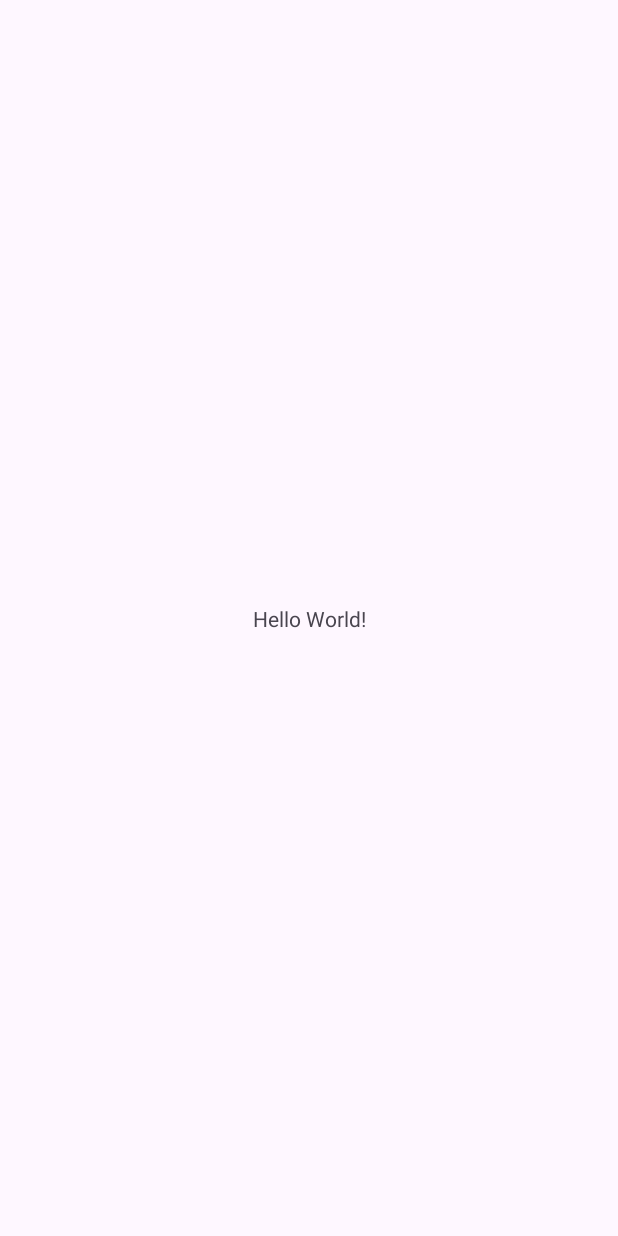
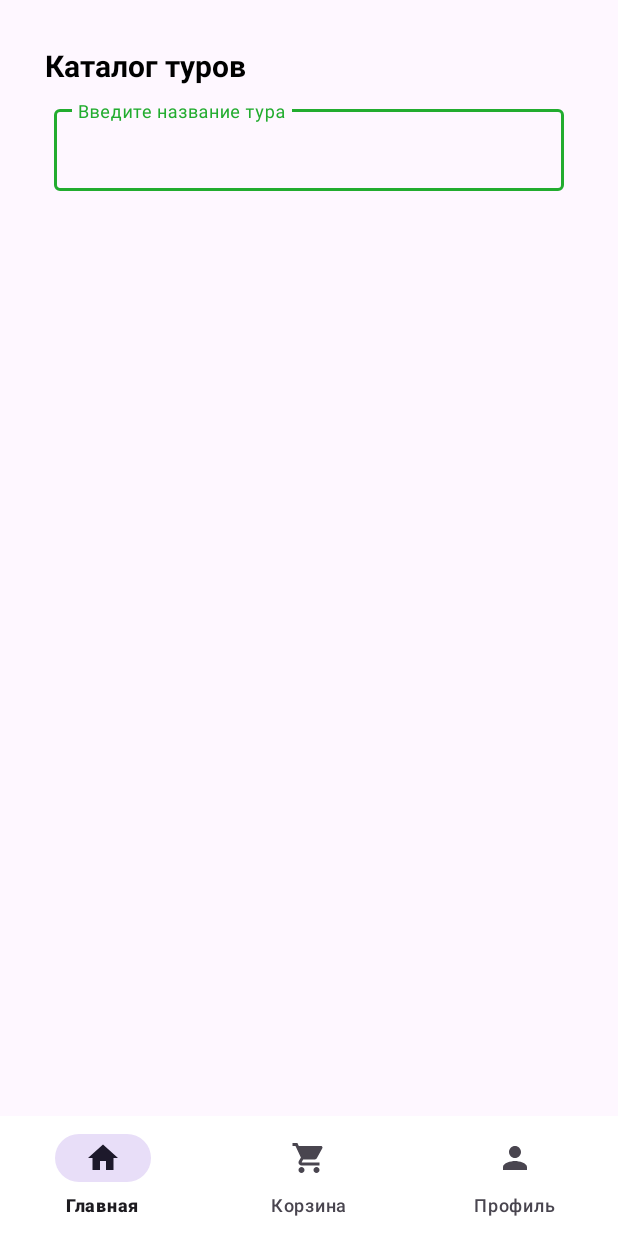
Before and after one commit to AnyaGimpel/Travel-Agency, an Android app: the MainActivity screen opened directly, with no data from a screen before it, on a phone screen of 412 x 824 dp. Before the commit the screen is almost empty. Run offline under Robolectric (Android 15) with nearby library versions, the phone set to English and light mode, and no system bars.

Commit message:
Commit fragments and navBar

```diff
--- /dev/null
+++ b/app/src/main/java/com/example/travelagency/HomeFragment.kt
@@ -0,0 +1,45 @@
+package com.example.travelagency
+
+import android.os.Bundle
+import androidx.fragment.app.Fragment
+import android.view.LayoutInflater
+import android.view.View
+import android.view.ViewGroup
+
+
+private const val ARG_PARAM1 = "param1"
+private const val ARG_PARAM2 = "param2"
+
+
+class HomeFragment : Fragment() {
+
+    private var param1: String? = null
+    private var param2: String? = null
+
+    override fun onCreate(savedInstanceState: Bundle?) {
+        super.onCreate(savedInstanceState)
+        arguments?.let {
+            param1 = it.getString(ARG_PARAM1)
+            param2 = it.getString(ARG_PARAM2)
+        }
+    }
+
+    override fun onCreateView(
+        inflater: LayoutInflater, container: ViewGroup?,
+        savedInstanceState: Bundle?
+    ): View? {
+        // Inflate the layout for this fragment
+        return inflater.inflate(R.layout.fragment_home, container, false)
+    }
+
+    companion object {
+        @JvmStatic
+        fun newInstance(param1: String, param2: String) =
+            HomeFragment().apply {
+                arguments = Bundle().apply {
+                    putString(ARG_PARAM1, param1)
+                    putString(ARG_PARAM2, param2)
+                }
+            }
+    }
+}
--- a/app/src/main/java/com/example/travelagency/MainActivity.kt
+++ b/app/src/main/java/com/example/travelagency/MainActivity.kt
@@ -2,10 +2,46 @@ package com.example.travelagency
 
 import androidx.appcompat.app.AppCompatActivity
 import android.os.Bundle
+import androidx.fragment.app.Fragment
+import com.example.travelagency.databinding.ActivityMainBinding
 
 class MainActivity : AppCompatActivity() {
+    private lateinit var binding: ActivityMainBinding
     override fun onCreate(savedInstanceState: Bundle?) {
         super.onCreate(savedInstanceState)
-        setContentView(R.layout.activity_main)
+        binding = ActivityMainBinding.inflate(layoutInflater)
+        setContentView(binding.root)
+        replaceFragment(HomeFragment())
+
+        val fragmentToOpen = intent.getStringExtra("fragmentToOpen")
+        if (fragmentToOpen != null) {
+            replaceFragment(ProfileFragment())
+            binding.bottomNavigationView.selectedItemId = R.id.profile
+        }
+
+        binding.bottomNavigationView.setOnItemSelectedListener{
+
+            when(it.itemId){
+
+                R.id.home -> replaceFragment(HomeFragment())
+                R.id.cart -> replaceFragment(CartFragment())
+                R.id.profile -> replaceFragment(ProfileFragment())
+
+                else ->{
+
+                }
+
+            }
+            true
+        }
+
+    }
+
+    private fun replaceFragment(fragment : Fragment){
+
+        val fragmentManager = supportFragmentManager
+        val fragmentTransaction  = fragmentManager.beginTransaction()
+        fragmentTransaction.replace(R.id.frame_layout,fragment)
+        fragmentTransaction.commit()
     }
 }
--- /dev/null
+++ b/app/src/main/res/drawable/baseline_home_24.xml
@@ -0,0 +1,5 @@
+<vector android:height="24dp" android:tint="#000000"
+    android:viewportHeight="24" android:viewportWidth="24"
+    android:width="24dp" xmlns:android="http://schemas.android.com/apk/res/android">
+    <path android:fillColor="@android:color/white" android:pathData="M10,20v-6h4v6h5v-8h3L12,3 2,12h3v8z"/>
+</vector>
--- /dev/null
+++ b/app/src/main/res/drawable/baseline_person_24.xml
@@ -0,0 +1,5 @@
+<vector android:height="24dp" android:tint="#000000"
+    android:viewportHeight="24" android:viewportWidth="24"
+    android:width="24dp" xmlns:android="http://schemas.android.com/apk/res/android">
+    <path android:fillColor="@android:color/white" android:pathData="M12,12c2.21,0 4,-1.79 4,-4s-1.79,-4 -4,-4 -4,1.79 -4,4 1.79,4 4,4zM12,14c-2.67,0 -8,1.34 -8,4v2h16v-2c0,-2.66 -5.33,-4 -8,-4z"/>
+</vector>
--- /dev/null
+++ b/app/src/main/res/drawable/baseline_shopping_cart_24.xml
@@ -0,0 +1,5 @@
+<vector android:height="24dp" android:tint="#000000"
+    android:viewportHeight="24" android:viewportWidth="24"
+    android:width="24dp" xmlns:android="http://schemas.android.com/apk/res/android">
+    <path android:fillColor="@android:color/white" android:pathData="M7,18c-1.1,0 -1.99,0.9 -1.99,2S5.9,22 7,22s2,-0.9 2,-2 -0.9,-2 -2,-2zM1,2v2h2l3.6,7.59 -1.35,2.45c-0.16,0.28 -0.25,0.61 -0.25,0.96 0,1.1 0.9,2 2,2h12v-2L7.42,15c-0.14,0 -0.25,-0.11 -0.25,-0.25l0.03,-0.12 0.9,-1.63h7.45c0.75,0 1.41,-0.41 1.75,-1.03l3.58,-6.49c0.08,-0.14 0.12,-0.31 0.12,-0.48 0,-0.55 -0.45,-1 -1,-1L5.21,4l-0.94,-2L1,2zM17,18c-1.1,0 -1.99,0.9 -1.99,2s0.89,2 1.99,2 2,-0.9 2,-2 -0.9,-2 -2,-2z"/>
+</vector>
--- a/app/src/main/res/layout/activity_main.xml
+++ b/app/src/main/res/layout/activity_main.xml
@@ -6,13 +6,27 @@
     android:layout_height="match_parent"
     tools:context=".MainActivity">
 
-    <TextView
-        android:layout_width="wrap_content"
+    <com.google.android.material.bottomnavigation.BottomNavigationView
+        android:id="@+id/bottomNavigationView"
+        android:layout_width="0dp"
         android:layout_height="wrap_content"
-        android:text="Hello World!"
         app:layout_constraintBottom_toBottomOf="parent"
         app:layout_constraintEnd_toEndOf="parent"
+        app:layout_constraintHorizontal_bias="0.0"
         app:layout_constraintStart_toStartOf="parent"
-        app:layout_constraintTop_toTopOf="parent" />
+        app:menu="@menu/menu"
+        android:background="@color/white"
+        android:outlineSpotShadowColor="@color/white" />
+
+    <FrameLayout
+        android:id="@+id/frame_layout"
+        android:layout_width="0dp"
+        android:layout_height="0dp"
+        app:layout_constraintBottom_toTopOf="@+id/bottomNavigationView"
+        app:layout_constraintEnd_toEndOf="parent"
+        app:layout_constraintStart_toStartOf="parent"
+        app:layout_constraintTop_toTopOf="parent">
+
+    </FrameLayout>
 
 </androidx.constraintlayout.widget.ConstraintLayout>
--- /dev/null
+++ b/app/src/main/res/layout/fragment_home.xml
@@ -0,0 +1,44 @@
+<?xml version="1.0" encoding="utf-8"?>
+<androidx.constraintlayout.widget.ConstraintLayout xmlns:android="http://schemas.android.com/apk/res/android"
+    xmlns:app="http://schemas.android.com/apk/res-auto"
+    xmlns:tools="http://schemas.android.com/tools"
+    android:layout_width="match_parent"
+    android:layout_height="match_parent"
+    tools:context=".HomeFragment">
+
+    <TextView
+        android:id="@+id/title"
+        android:layout_width="wrap_content"
+        android:layout_height="wrap_content"
+        android:layout_marginStart="30dp"
+        android:layout_marginTop="30dp"
+        android:text="Каталог туров"
+        android:textColor="#000000"
+        android:textSize="20sp"
+        android:textStyle="bold"
+        app:layout_constraintStart_toStartOf="parent"
+        app:layout_constraintTop_toTopOf="parent" />
+
+    <com.google.android.material.textfield.TextInputLayout
+        android:id="@+id/search_tour"
+        style="@style/LoginTextInputOuterFieldStyle"
+        android:layout_width="340dp"
+        android:layout_height="60dp"
+        android:layout_marginHorizontal="16dp"
+        android:layout_marginTop="10dp"
+        app:boxStrokeColor="@color/green"
+        app:hintTextColor="@color/green"
+        app:layout_constraintEnd_toEndOf="parent"
+        app:layout_constraintStart_toStartOf="parent"
+        app:layout_constraintTop_toBottomOf="@+id/title">
+
+        <com.google.android.material.textfield.TextInputEditText
+            android:id="@+id/searchTourEt"
+            style="@style/LoginTextInputInnerFieldStyle"
+            android:layout_width="340dp"
+            android:layout_height="wrap_content"
+            android:hint="Введите название тура"
+            android:inputType="text"
+            android:textSize="16sp" />
+    </com.google.android.material.textfield.TextInputLayout>
+</androidx.constraintlayout.widget.ConstraintLayout>
--- /dev/null
+++ b/app/src/main/res/menu/menu.xml
@@ -0,0 +1,17 @@
+<?xml version="1.0" encoding="utf-8"?>
+<menu xmlns:android="http://schemas.android.com/apk/res/android"
+    xmlns:app="http://schemas.android.com/apk/res-auto">
+
+    <item
+        android:id="@+id/home"
+        android:icon="@drawable/baseline_home_24"
+        android:title="Главная"/>
+    <item
+        android:id="@+id/cart"
+        android:icon="@drawable/baseline_shopping_cart_24"
+        android:title="Корзина"/>
+    <item
+        android:id="@+id/profile"
+        android:icon="@drawable/baseline_person_24"
+        android:title="Профиль"/>
+</menu>
--- a/app/src/main/res/values/strings.xml
+++ b/app/src/main/res/values/strings.xml
@@ -1,3 +1,5 @@
 <resources>
     <string name="app_name">TravelAgency</string>
+    <!-- TODO: Remove or change this placeholder text -->
+    <string name="hello_blank_fragment">Hello blank fragment</string>
 </resources>
```
Also changed, not shown: app/src/main/java/com/example/travelagency/CartFragment.kt (added, +46 -0 lines), app/src/main/java/com/example/travelagency/ProfileFragment.kt (added, +59 -0 lines), app/src/main/res/layout/fragment_cart.xml (added, +23 -0 lines), app/src/main/res/layout/fragment_profile.xml (added, +111 -0 lines).
